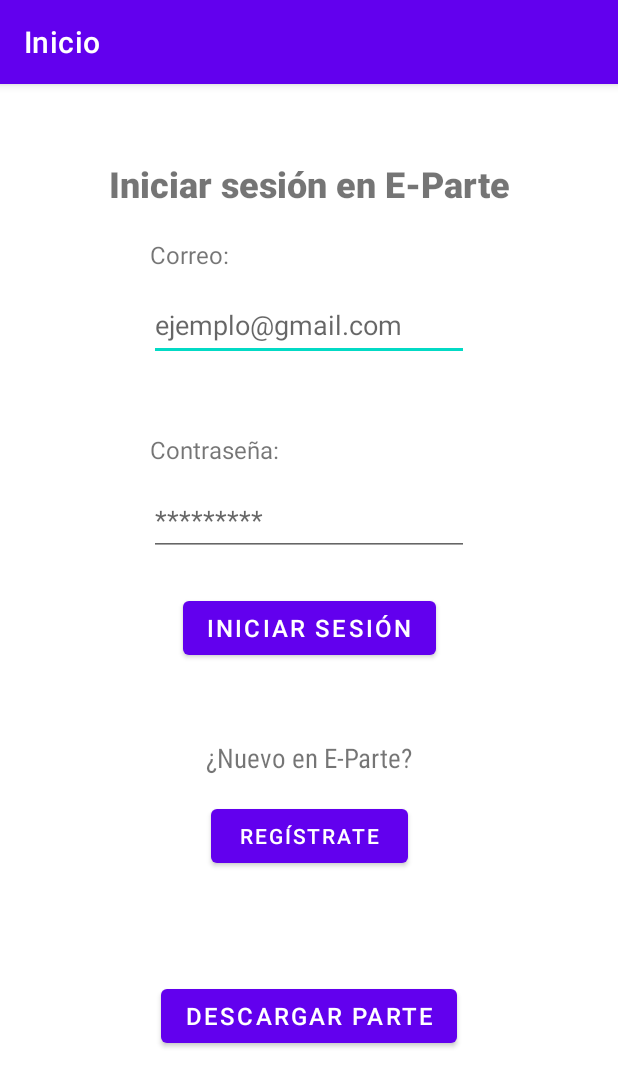
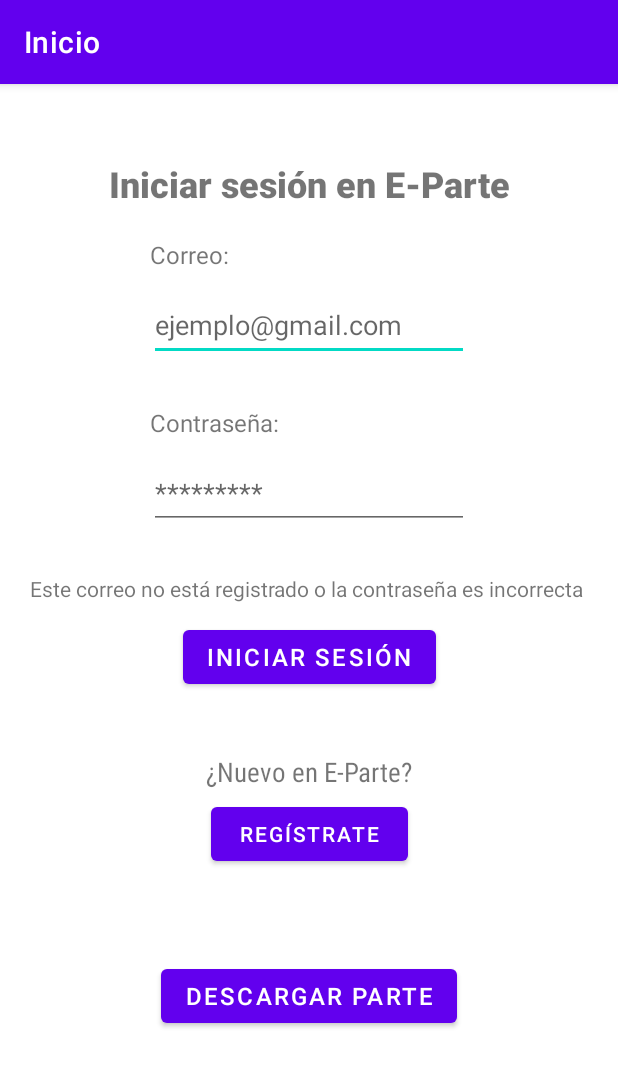
Before and after one commit to nataliaacaipa/E-Parte, an Android app: the screen it shows after launch (Home), on a phone screen of 412 x 824 dp. Shown: the top 1087 px of the screen. Run offline under Robolectric (Android 15) with nearby library versions, the phone set to English and light mode, and no system bars.

Commit message:
registro tipo d campos

```diff
--- a/app/src/main/java/institute/immune/e_parte/Home.java
+++ b/app/src/main/java/institute/immune/e_parte/Home.java
@@ -33,6 +33,9 @@ public class Home extends AppCompatActivity {
                 if(checkUser()) {
                     intent = new Intent(this, MenuActivity.class);
                 }
+                else{
+
+                }
                 break;
             case R.id.bRegisterH:
                 intent = new Intent(this,RegisterActivity.class);
--- a/app/src/main/java/institute/immune/e_parte/MyOpenHelper.java
+++ b/app/src/main/java/institute/immune/e_parte/MyOpenHelper.java
@@ -121,7 +121,7 @@ public class MyOpenHelper extends SQLiteOpenHelper {
         cv.put("userID", userID);
         db.insert("vehicle",null, cv);
     }
-    public ArrayList<Vehicle> showVechicles(){
+   /* public ArrayList<Vehicle> showVechicles(){
         ArrayList<Vehicle> list = new ArrayList<Vehicle>();
         Cursor cursor = db.rawQuery(commmandShowVehicles, null);
         if(cursor != null && cursor.getCount()>0) {
@@ -150,5 +150,5 @@ public class MyOpenHelper extends SQLiteOpenHelper {
         }
         cursor.close();
         return list;
-    }
+    }*/
 }
--- a/app/src/main/java/institute/immune/e_parte/VehicleActivity.java
+++ b/app/src/main/java/institute/immune/e_parte/VehicleActivity.java
@@ -20,7 +20,7 @@ public class VehicleActivity extends AppCompatActivity {
 
     public void registerVehicle(View view) {
         db.añadirCoche("Dani", "González", "352FG3", "ImmuneInstitue", 23456, "Smart", "Spain", 33224252, "mutua", 32422523, "23/1", "08/02", "2020", 1);
-        System.out.println(db.showVechicles());
+        //System.out.println(db.showVechicles());
 
     }
 
--- a/app/src/main/res/layout/activity_home.xml
+++ b/app/src/main/res/layout/activity_home.xml
@@ -27,7 +27,7 @@
         android:layout_width="wrap_content"
         android:layout_height="wrap_content"
         android:layout_marginStart="152dp"
-        android:layout_marginTop="72dp"
+        android:layout_marginTop="60dp"
         android:layout_marginEnd="152dp"
         android:onClick="onClick"
         android:text="@string/guestButtonHomeText"
@@ -41,21 +41,21 @@
         android:layout_width="wrap_content"
         android:layout_height="wrap_content"
         android:layout_marginStart="120dp"
-        android:layout_marginTop="24dp"
+        android:layout_marginTop="12dp"
         android:layout_marginEnd="120dp"
         android:onClick="onClick"
         android:text="@string/logInButtonText"
         android:textSize="16sp"
         app:layout_constraintEnd_toEndOf="parent"
         app:layout_constraintStart_toStartOf="parent"
-        app:layout_constraintTop_toBottomOf="@+id/passwordHome" />
+        app:layout_constraintTop_toBottomOf="@+id/txtWarningH" />
 
     <TextView
         android:id="@+id/textView2"
         android:layout_width="wrap_content"
         android:layout_height="wrap_content"
         android:layout_marginStart="100dp"
-        android:layout_marginTop="48dp"
+        android:layout_marginTop="30dp"
         android:text="@string/textViewPasswordHome"
         android:textSize="16sp"
         app:layout_constraintStart_toStartOf="parent"
@@ -66,7 +66,7 @@
         android:layout_width="131dp"
         android:layout_height="48dp"
         android:layout_marginStart="132dp"
-        android:layout_marginTop="16dp"
+        android:layout_marginTop="5dp"
         android:layout_marginEnd="132dp"
         android:onClick="onClick"
         android:text="@string/registerButtonHomeText"
@@ -120,7 +120,7 @@
         android:layout_width="wrap_content"
         android:layout_height="wrap_content"
         android:layout_marginStart="100dp"
-        android:layout_marginTop="50dp"
+        android:layout_marginTop="40dp"
         android:layout_marginEnd="100dp"
         android:fontFamily="sans-serif-condensed"
         android:text="¿Nuevo en E-Parte?"
@@ -129,5 +129,17 @@
         app:layout_constraintStart_toStartOf="parent"
         app:layout_constraintTop_toBottomOf="@+id/bLoginH" />
 
+    <TextView
+        android:id="@+id/txtWarningH"
+        android:layout_width="wrap_content"
+        android:layout_height="wrap_content"
+        android:layout_marginStart="100dp"
+        android:layout_marginTop="30dp"
+        android:layout_marginEnd="100dp"
+        android:text="Este correo no está registrado o la contraseña es incorrecta "
+        app:layout_constraintEnd_toEndOf="parent"
+        app:layout_constraintStart_toStartOf="parent"
+        app:layout_constraintTop_toBottomOf="@+id/passwordHome" />
+
 
 </androidx.constraintlayout.widget.ConstraintLayout>
--- a/app/src/main/res/layout/activity_vehicle.xml
+++ b/app/src/main/res/layout/activity_vehicle.xml
@@ -269,7 +269,7 @@
             android:layout_marginStart="120dp"
             android:layout_marginTop="1dp"
             android:ems="10"
-            android:inputType="textPersonName"
+            android:inputType="number"
             app:layout_constraintStart_toStartOf="parent"
             app:layout_constraintTop_toBottomOf="@+id/textView15" />
 
@@ -304,7 +304,7 @@
             android:layout_marginStart="4dp"
             android:layout_marginTop="2dp"
             android:ems="10"
-            android:inputType="textPersonName"
+            android:inputType="number"
             app:layout_constraintStart_toEndOf="@+id/inputNumPV"
             app:layout_constraintTop_toBottomOf="@+id/textView16" />
 
@@ -360,6 +360,7 @@
             android:layout_marginEnd="28dp"
             android:ems="10"
             android:inputType="number"
+            android:maxLength="5"
             app:layout_constraintEnd_toEndOf="parent"
             app:layout_constraintTop_toBottomOf="@+id/textView8" />
 
```
